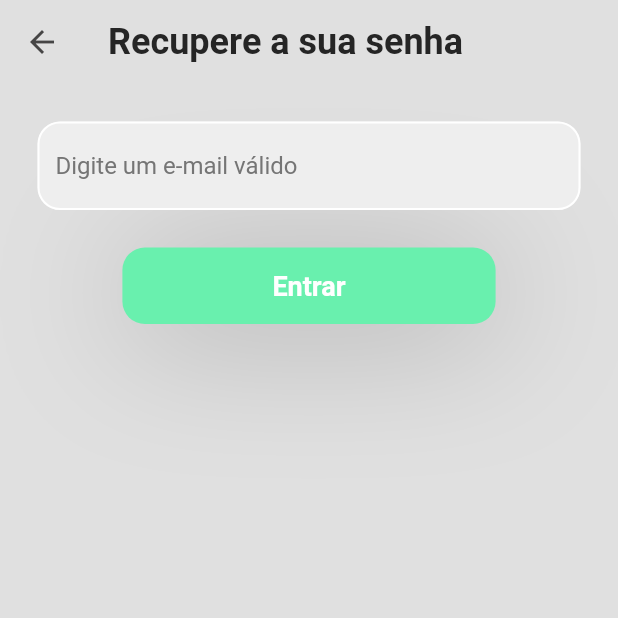
After one commit to pedroserretti/LoginPageFlutter, a Flutter app: the screen it shows after launch, after a tap on "Esqueceu a sua senha?", on a phone screen of 412 x 824 dp, the top half of it. The commit adds this screen. Run offline on Flutter 3.47's test engine with Material 2 defaults, Android fonts, the phone set to English and light mode, and no system bars; our stand-ins replace firebase_auth, firebase_core, flutter_native_splash, modal_bottom_sheet, page_transition; missing offline and left inert: validatorless; accounts and stored records are empty.

Commit message:
UI página login esqueceu a senha

```diff
--- a/lib/pages/home_modal_add.dart
+++ b/lib/components/home_modal_add.dart
@@ -14,6 +14,7 @@ class _HomeModalAddState extends State<HomeModalAdd> {
   Widget build(BuildContext context) {
     return SizedBox(
       height: MediaQuery.of(context).size.height * 0.8,
+      child: SafeArea(
       child: Padding(
         padding: const EdgeInsets.all(20),
         child: Column(children: [
@@ -33,6 +34,7 @@ class _HomeModalAddState extends State<HomeModalAdd> {
           ),
         ]),
       ),
+    )
     );
   }
 }
--- /dev/null
+++ b/lib/pages/forgot_password_page.dart
@@ -0,0 +1,100 @@
+// ignore_for_file: prefer_const_constructors, prefer_const_literals_to_create_immutables
+
+import 'package:flutter/material.dart';
+import 'package:validatorless/validatorless.dart';
+
+class ForgotPasswordPage extends StatefulWidget {
+  const ForgotPasswordPage({super.key});
+
+  @override
+  State<ForgotPasswordPage> createState() => _ForgotPasswordPageState();
+}
+
+class _ForgotPasswordPageState extends State<ForgotPasswordPage> {
+  final _controladorEsqueceuSenha = TextEditingController();
+
+  @override
+  void dispose() {
+    _controladorEsqueceuSenha.dispose();
+    super.dispose();
+  }
+
+  @override
+  Widget build(BuildContext context) {
+    return Scaffold(
+      backgroundColor: Colors.grey[300],
+      appBar: AppBar(
+        elevation: 0,
+        backgroundColor: Colors.grey[300],
+        title: const Text(
+          'Recupere a sua senha',
+          style: TextStyle(
+            color: Color(0xFF252525),
+            fontWeight: FontWeight.bold,
+            fontSize: 24,
+          ),
+        ),
+        iconTheme: const IconThemeData(color: Color(0xFF464545)),
+      ),
+      body: SafeArea(
+        child: Center(
+          child: Column(children: [
+            Padding(
+              padding: EdgeInsets.all(25),
+              child: TextFormField(
+                decoration: InputDecoration(
+                  enabledBorder: OutlineInputBorder(
+                    borderSide: BorderSide(color: Colors.white, width: 1.35),
+                    borderRadius: BorderRadius.circular(15),
+                  ),
+                  focusedBorder: OutlineInputBorder(
+                    borderSide:
+                        BorderSide(color: Colors.greenAccent, width: 1.35),
+                    borderRadius: BorderRadius.circular(15),
+                  ),
+                  hintText: 'Digite um e-mail válido',
+                  hintStyle: TextStyle(color: Colors.grey[600]),
+                  fillColor: Colors.grey[200],
+                  filled: true,
+                ),
+              ),
+            ),
+            Row(mainAxisAlignment: MainAxisAlignment.center, children: [
+              Padding(
+                padding: const EdgeInsets.symmetric(horizontal: 20),
+                child: InkWell(
+                  // verifica se o botão foi apertado
+                  onTap: () => {}, // executa a ação do botão
+                  child: Ink(
+                    padding:
+                        EdgeInsets.symmetric(horizontal: 100, vertical: 15),
+                    decoration: BoxDecoration(
+                        color: Colors.greenAccent,
+                        borderRadius: BorderRadius.circular(15),
+                        boxShadow: [
+                          BoxShadow(
+                            color: Colors.grey.withOpacity(0.8),
+                            blurRadius: 80,
+                            offset: Offset(3, 5),
+                          )
+                        ]),
+                    child: const Center(
+                      child: Text(
+                        'Entrar',
+                        style: TextStyle(
+                          color: Colors.white,
+                          fontWeight: FontWeight.bold,
+                          fontSize: 18,
+                        ),
+                      ),
+                    ),
+                  ),
+                ),
+              ),
+            ]),
+          ]),
+        ),
+      ),
+    );
+  }
+}
--- a/lib/pages/home_page.dart
+++ b/lib/pages/home_page.dart
@@ -5,7 +5,7 @@ import 'package:flutter/material.dart';
 import 'package:page_transition/page_transition.dart';
 
 class HomePage extends StatefulWidget {
-  const HomePage({super.key});
+  const HomePage({Key? key}) : super(key: key);
 
   @override
   State<HomePage> createState() => _HomePageState();
@@ -25,7 +25,7 @@ class _HomePageState extends State<HomePage> {
             mainAxisAlignment: MainAxisAlignment.center,
             children: [
             Text(
-              'Logado como: ' + user.email! ,
+              'Logado como: ' + user.email!,
               style: const TextStyle(
                 fontSize: 15,
               ),
--- a/lib/pages/login_page.dart
+++ b/lib/pages/login_page.dart
@@ -2,7 +2,10 @@
 
 import 'package:flutter/material.dart';
 import 'package:firebase_auth/firebase_auth.dart';
-import 'package:login_page_pmsf/authentication/main_page.dart';
+import 'package:login_page_pmsf/pages/forgot_password_page.dart';
+import 'package:login_page_pmsf/pages/home_page.dart';
+import 'package:login_page_pmsf/pages/register_page.dart';
+import 'package:page_transition/page_transition.dart';
 import 'package:validatorless/validatorless.dart';
 
 class LoginPage extends StatefulWidget {
@@ -14,15 +17,39 @@ class LoginPage extends StatefulWidget {
 }
 
 class _LoginPageState extends State<LoginPage> {
-  final GlobalKey <FormState> _formKey = GlobalKey();
+  final GlobalKey<FormState> _formKey = GlobalKey();
   final _controladorEmail = TextEditingController();
   final _controladorSenha = TextEditingController();
 
+  routeTransitionSingUp(showRegisterPage) {
+    Navigator.push(
+        context,
+        PageTransition(
+            child: RegisterPage(showLoginPage: () {}),
+            type: PageTransitionType.rightToLeft));
+  }
+
+  routeTransitionSingIn() {
+    Navigator.push(
+        context,
+        PageTransition(
+          child: HomePage(),
+          type: PageTransitionType.rightToLeft,
+        ));
+  }
+
+  forgotPasswordRoute() {
+    Navigator.push(
+        context,
+        PageTransition(
+          child: ForgotPasswordPage(),
+          type: PageTransitionType.rightToLeft,
+        ));
+  }
+
   Future singIn() async {
-
     var formValid = _formKey.currentState?.validate() ?? false;
-    if (formValid){
-    }
+    if (formValid) {}
     await FirebaseAuth.instance.signInWithEmailAndPassword(
       email: _controladorEmail.text.trim(),
       password: _controladorSenha.text.trim(),
@@ -42,9 +69,7 @@ class _LoginPageState extends State<LoginPage> {
       backgroundColor: Colors.grey[300],
       body: SafeArea(
         child: Center(
-          child: Column(
-            mainAxisAlignment: MainAxisAlignment.center,
-            children: [
+          child: Column(mainAxisAlignment: MainAxisAlignment.center, children: [
             SizedBox(
               width: 100,
               height: 140,
@@ -93,7 +118,8 @@ class _LoginPageState extends State<LoginPage> {
                       borderRadius: BorderRadius.circular(15),
                     ),
                     focusedBorder: OutlineInputBorder(
-                      borderSide: BorderSide(color: Colors.greenAccent, width: 1.35),
+                      borderSide:
+                          BorderSide(color: Colors.greenAccent, width: 1.35),
                       borderRadius: BorderRadius.circular(15),
                     ),
                     hintText: 'E-mail',
@@ -113,15 +139,15 @@ class _LoginPageState extends State<LoginPage> {
               child: TextFormField(
                 obscureText: true,
                 controller: _controladorSenha,
-                  validator:
-                    Validatorless.required('Senha inválida'),
+                validator: Validatorless.required('Senha inválida'),
                 decoration: InputDecoration(
                   enabledBorder: OutlineInputBorder(
                     borderSide: BorderSide(color: Colors.white, width: 1.35),
                     borderRadius: BorderRadius.circular(15),
                   ),
                   focusedBorder: OutlineInputBorder(
-                      borderSide: BorderSide(color: Colors.greenAccent, width: 1.35),
+                    borderSide:
+                        BorderSide(color: Colors.greenAccent, width: 1.35),
                     borderRadius: BorderRadius.circular(15),
                   ),
                   hintText: 'Senha',
@@ -140,13 +166,14 @@ class _LoginPageState extends State<LoginPage> {
               child: Row(
                 mainAxisAlignment: MainAxisAlignment.end,
                 children: [
-                Text(
+                  GestureDetector(
+                      onTap: forgotPasswordRoute,
+                      child: Text(
                         'Esqueceu a sua senha?',
-                  style: TextStyle(
-                    color: Colors.grey[600]
+                        style: TextStyle(color: Colors.grey[600]),
+                      )),
+                ],
               ),
-                )
-              ]),
             ),
 
             SizedBox(height: 30),
@@ -154,14 +181,23 @@ class _LoginPageState extends State<LoginPage> {
             // botão entrar
             Padding(
               padding: const EdgeInsets.symmetric(horizontal: 25.0),
-              child: GestureDetector( // verifica se o botão foi apertado
-                onTap: singIn, // executa a ação do botão
-                child: Container(
+              child: InkWell(
+                // verifica se o botão foi apertado
+                onTap: () => {
+                  routeTransitionSingIn(),
+                }, // executa a ação do botão
+                child: Ink(
                   padding: EdgeInsets.all(15),
                   decoration: BoxDecoration(
                       color: Colors.greenAccent,
-                    borderRadius: BorderRadius.circular(15)
-                ),
+                      borderRadius: BorderRadius.circular(15),
+                      boxShadow: [
+                        BoxShadow(
+                          color: Colors.grey.withOpacity(0.8),
+                          blurRadius: 80,
+                          offset: Offset(3, 5),
+                        )
+                      ]),
                   child: const Center(
                     child: Text(
                       'Entrar',
@@ -176,7 +212,6 @@ class _LoginPageState extends State<LoginPage> {
               ),
             ),
 
-
             const SizedBox(height: 20),
 
             // botão registrar
@@ -190,19 +225,18 @@ class _LoginPageState extends State<LoginPage> {
                   ),
                 ),
                 GestureDetector(
-                onTap: widget.showRegisterPage,
-                child: Text(
-                  ' Crie uma conta!',
+                  onTap: () => {routeTransitionSingUp(widget.showRegisterPage)},
+                  child: Text(' Crie uma conta!',
                       style: TextStyle(
                         color: Colors.blue,
                         fontWeight: FontWeight.bold,
+                      )),
+                ),
+              ],
             )
-                ),
-              ),
-            ]
-          ,)
           ]),
         ),
       ),
     );
-}}
+  }
+}
--- a/pubspec.yaml
+++ b/pubspec.yaml
@@ -50,6 +50,7 @@ dependencies:
   fluent_ui: ^4.1.2
   firedart: ^0.9.0+1
   modal_bottom_sheet: ^2.1.2
+  google_fonts: ^3.0.1
 
 dev_dependencies:
   flutter_lints: ^2.0.1
```
Also changed, not shown: lib/pages/register_page.dart (+66 -44 lines), pubspec.lock, 1 other file. Lines whose indentation alone changed are shown as unchanged.
